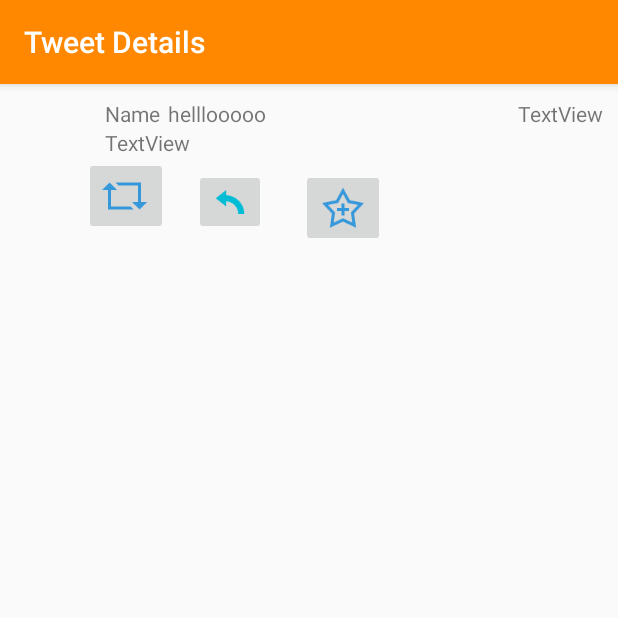
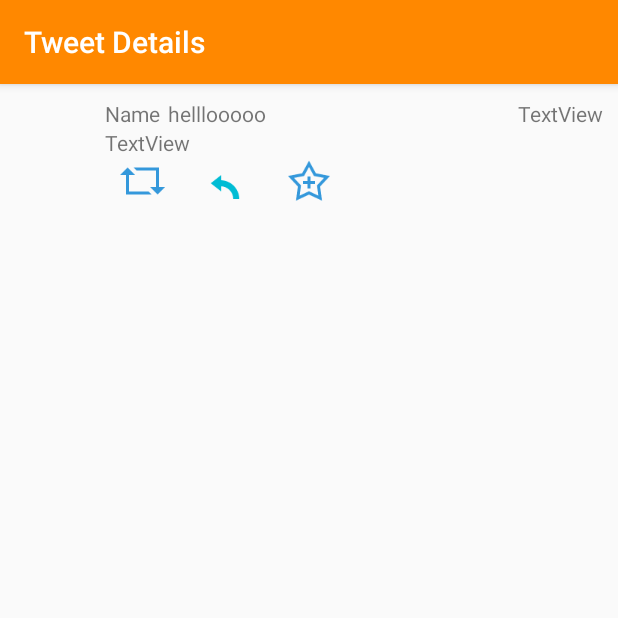
Before and after one commit to oec08/IbisApp, an Android app: the TweetDetailViewActivity screen opened directly, with no data from a screen before it, on a phone screen of 412 x 824 dp, the top half of it. Run offline under Robolectric (Android 15) with nearby library versions, the phone set to English and light mode, and no system bars; our stand-ins replace ButterKnife; libraries missing offline, so code that uses them is left out: org.parceler; pictures from the network do not load; 6 statements that could not run were skipped.

Commit message:
updates to UI and HTML formatting

```diff
--- a/app/src/main/res/layout/activity_timeline.xml
+++ b/app/src/main/res/layout/activity_timeline.xml
@@ -27,6 +27,8 @@
         android:id="@+id/fabComposeTweet"
         app:fabSize="normal"
         android:layout_width="wrap_content"
+        android:layout_marginBottom="10dp"
+        android:layout_marginRight="10dp"
         android:layout_gravity="bottom|right"
         app:layout_anchorGravity="bottom|right|end"
         android:layout_height="wrap_content"
--- a/app/src/main/res/layout/activity_tweet_detail_view.xml
+++ b/app/src/main/res/layout/activity_tweet_detail_view.xml
@@ -53,6 +53,7 @@
         android:layout_width="wrap_content"
         android:layout_height="wrap_content"
         app:srcCompat="@drawable/retweet_icon"
+        android:background="@android:color/transparent"
         android:id="@+id/imageButton2"
         android:layout_below="@+id/tvBodyDetail"
         android:layout_toStartOf="@+id/tvUserNameDetail" />
@@ -60,20 +61,20 @@
     <ImageButton
         android:layout_width="wrap_content"
         android:layout_height="wrap_content"
-        app:srcCompat="@drawable/reply_icon"
-        android:id="@+id/imageButton"
-        android:layout_toRightOf="@id/imageButton2"
-        android:layout_marginStart="17dp"
-        android:layout_alignBottom="@+id/imageButton2" />
+        app:srcCompat="@drawable/favorites_icon"
+        android:background="@android:color/transparent"
+        android:id="@+id/imageButton3"
+        android:layout_alignBottom="@+id/imageButton"
+        android:layout_centerHorizontal="true" />
 
     <ImageButton
         android:layout_width="wrap_content"
         android:layout_height="wrap_content"
-        app:srcCompat="@drawable/favorites_icon"
-        android:layout_toRightOf="@id/imageButton"
-        android:layout_marginStart="23dp"
-        android:id="@+id/imageButton3"
-        android:layout_alignTop="@+id/imageButton"
-        android:layout_toEndOf="@+id/imageButton" />
+        app:srcCompat="@drawable/reply_icon"
+        android:id="@+id/imageButton"
+        android:background="@android:color/transparent"
+        android:layout_alignBottom="@+id/imageButton2"
+        android:layout_toEndOf="@+id/tvBodyDetail"
+        android:layout_marginStart="11dp" />
 
 </RelativeLayout>
```
Also changed, not shown: app/src/main/java/com/codepath/apps/ibisapp/models/Tweet.java (+9 -10 lines), app/src/main/ic_pencil-web.png, app/src/main/res/mipmap-hdpi/ic_pencil.png, app/src/main/res/mipmap-mdpi/ic_pencil.png, app/src/main/res/mipmap-xhdpi/ic_pencil.png, app/src/main/res/mipmap-xxhdpi/ic_pencil.png, app/src/main/res/mipmap-xxxhdpi/ic_pencil.png.
